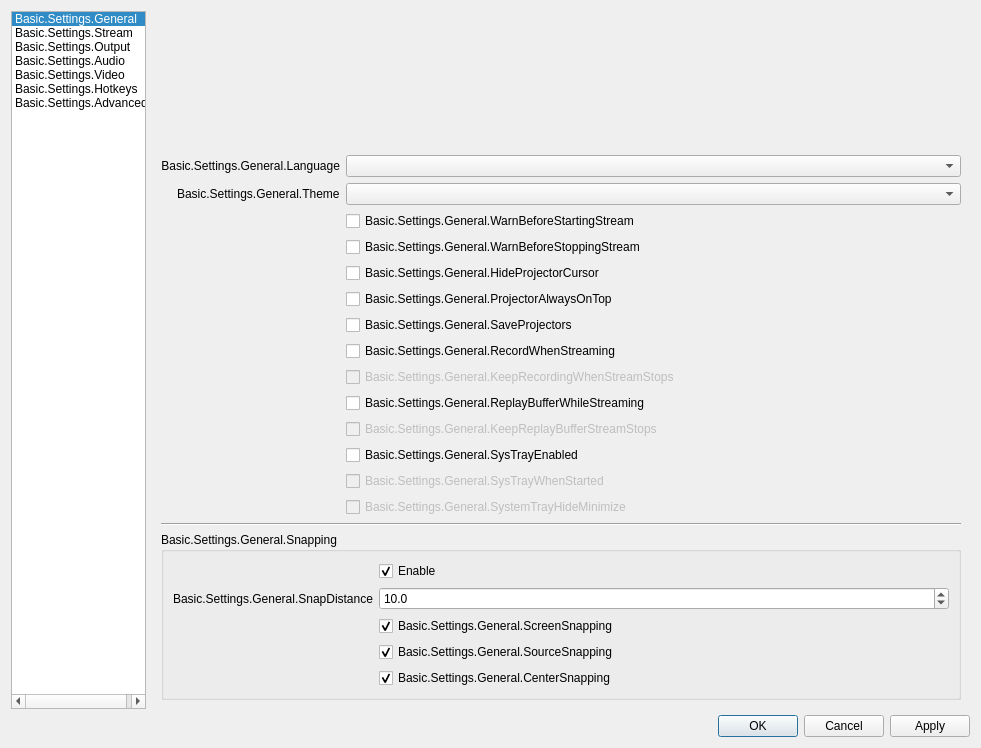
This is UI/forms/OBSBasicSettings.ui in GameKyuubi/obs-studio as Qt 5 draws it before an edit. The edited form follows.
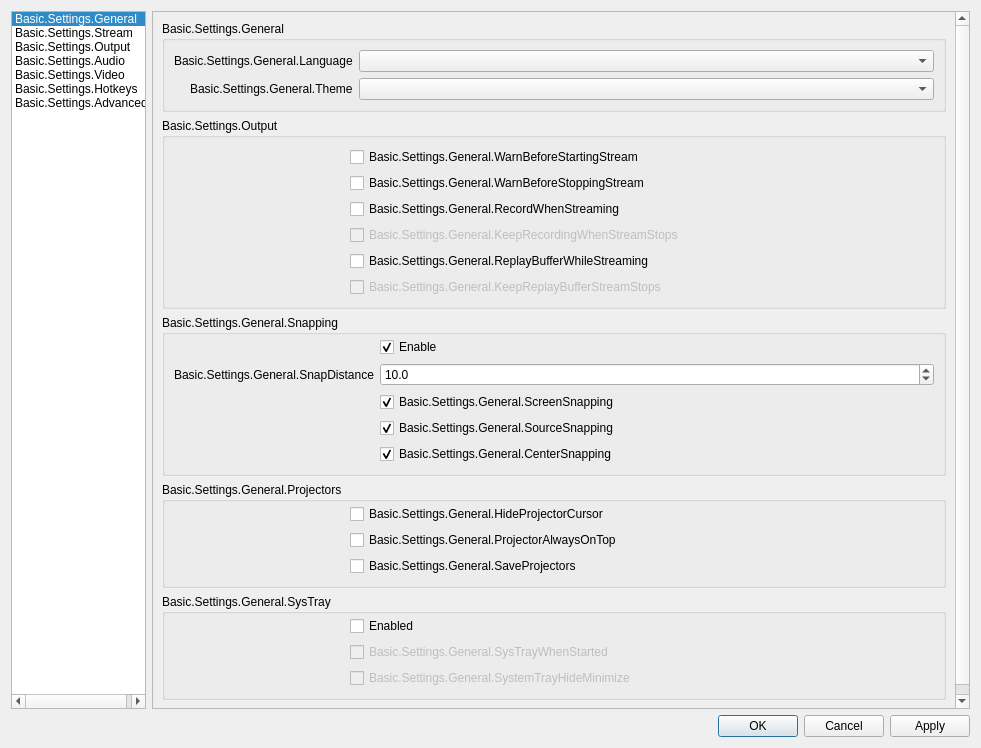
This is the edited form. Icons and pictures are not drawn.

Commit message:
UI: Clean up general pane of settings dialog
So many checkboxes were together almost senselessly.

```diff
--- a/UI/forms/OBSBasicSettings.ui
+++ b/UI/forms/OBSBasicSettings.ui
@@ -116,49 +116,72 @@
         <number>0</number>
        </property>
        <widget class="QWidget" name="generalPage">
-        <layout class="QFormLayout" name="formLayout_2">
-         <property name="fieldGrowthPolicy">
-          <enum>QFormLayout::AllNonFixedFieldsGrow</enum>
+        <layout class="QVBoxLayout" name="verticalLayout_18">
+         <property name="leftMargin">
+          <number>0</number>
          </property>
+         <property name="topMargin">
+          <number>0</number>
+         </property>
+         <property name="rightMargin">
+          <number>0</number>
+         </property>
+         <property name="bottomMargin">
+          <number>0</number>
+         </property>
+         <item>
+          <widget class="QScrollArea" name="scrollArea_2">
+           <property name="widgetResizable">
+            <bool>true</bool>
+           </property>
+           <widget class="QWidget" name="scrollAreaWidgetContents_2">
+            <property name="geometry">
+             <rect>
+              <x>0</x>
+              <y>0</y>
+              <width>818</width>
+              <height>697</height>
+             </rect>
+            </property>
+            <layout class="QVBoxLayout" name="verticalLayout_19">
+             <property name="leftMargin">
+              <number>0</number>
+             </property>
+             <property name="topMargin">
+              <number>0</number>
+             </property>
+             <property name="rightMargin">
+              <number>0</number>
+             </property>
+             <property name="bottomMargin">
+              <number>9</number>
+             </property>
+             <item alignment="Qt::AlignTop">
+              <widget class="QWidget" name="widget_2" native="true">
+               <layout class="QVBoxLayout" name="verticalLayout_20">
+                <item>
+                 <widget class="QGroupBox" name="groupBox_15">
+                  <property name="title">
+                   <string>Basic.Settings.General</string>
+                  </property>
+                  <layout class="QFormLayout" name="formLayout_32">
          <property name="labelAlignment">
           <set>Qt::AlignRight|Qt::AlignTrailing|Qt::AlignVCenter</set>
          </property>
          <item row="0" column="0">
-          <spacer name="verticalSpacer">
-           <property name="orientation">
-            <enum>Qt::Vertical</enum>
-           </property>
-           <property name="sizeHint" stdset="0">
-            <size>
-             <width>20</width>
-             <height>40</height>
-            </size>
-           </property>
-          </spacer>
-         </item>
-         <item row="1" column="0">
           <widget class="QLabel" name="label">
-           <property name="minimumSize">
-            <size>
-             <width>170</width>
-             <height>0</height>
-            </size>
-           </property>
            <property name="text">
             <string>Basic.Settings.General.Language</string>
            </property>
-           <property name="alignment">
-            <set>Qt::AlignRight|Qt::AlignTrailing|Qt::AlignVCenter</set>
-           </property>
            <property name="buddy">
             <cstring>language</cstring>
            </property>
           </widget>
          </item>
-         <item row="1" column="1">
+                   <item row="0" column="1">
           <widget class="QComboBox" name="language"/>
          </item>
-         <item row="2" column="0">
+                   <item row="1" column="0">
           <widget class="QLabel" name="label_42">
            <property name="text">
             <string>Basic.Settings.General.Theme</string>
@@ -168,65 +191,83 @@
            </property>
           </widget>
          </item>
-         <item row="2" column="1">
+                   <item row="1" column="1">
           <widget class="QComboBox" name="theme"/>
          </item>
-         <item row="3" column="1">
+                  </layout>
+                 </widget>
+                </item>
+                <item>
+                 <widget class="QGroupBox" name="groupBox_16">
+                  <property name="title">
+                   <string>Basic.Settings.Output</string>
+                  </property>
+                  <layout class="QFormLayout" name="formLayout_2">
+                   <item row="0" column="0">
+                    <spacer name="horizontalSpacer_5">
+                     <property name="orientation">
+                      <enum>Qt::Horizontal</enum>
+                     </property>
+                     <property name="sizeHint" stdset="0">
+                      <size>
+                       <width>170</width>
+                       <height>11</height>
+                      </size>
+                     </property>
+                    </spacer>
+                   </item>
+                   <item row="0" column="1">
           <widget class="QCheckBox" name="warnBeforeStreamStart">
            <property name="text">
             <string>Basic.Settings.General.WarnBeforeStartingStream</string>
            </property>
           </widget>
          </item>
-         <item row="4" column="1">
+                   <item row="1" column="1">
           <widget class="QCheckBox" name="warnBeforeStreamStop">
            <property name="text">
             <string>Basic.Settings.General.WarnBeforeStoppingStream</string>
            </property>
           </widget>
          </item>
-         <item row="8" column="1">
+                   <item row="2" column="1">
           <widget class="QCheckBox" name="recordWhenStreaming">
            <property name="text">
             <string>Basic.Settings.General.RecordWhenStreaming</string>
            </property>
           </widget>
          </item>
-         <item row="12" column="1">
-          <widget class="QCheckBox" name="systemTrayEnabled">
+                   <item row="3" column="1">
+                    <widget class="QCheckBox" name="keepRecordStreamStops">
+                     <property name="enabled">
+                      <bool>false</bool>
+                     </property>
            <property name="text">
-            <string>Basic.Settings.General.SysTrayEnabled</string>
+                      <string>Basic.Settings.General.KeepRecordingWhenStreamStops</string>
            </property>
           </widget>
          </item>
-         <item row="13" column="1">
-          <widget class="QCheckBox" name="systemTrayWhenStarted">
-           <property name="enabled">
-            <bool>false</bool>
-           </property>
+                   <item row="4" column="1">
+                    <widget class="QCheckBox" name="replayWhileStreaming">
            <property name="text">
-            <string>Basic.Settings.General.SysTrayWhenStarted</string>
+                      <string>Basic.Settings.General.ReplayBufferWhileStreaming</string>
            </property>
           </widget>
          </item>
-         <item row="14" column="1">
-          <widget class="QCheckBox" name="systemTrayAlways">
+                   <item row="5" column="1">
+                    <widget class="QCheckBox" name="keepReplayStreamStops">
            <property name="enabled">
             <bool>false</bool>
            </property>
            <property name="text">
-            <string>Basic.Settings.General.SystemTrayHideMinimize</string>
+                      <string>Basic.Settings.General.KeepReplayBufferStreamStops</string>
            </property>
           </widget>
          </item>
-         <item row="15" column="0" colspan="2">
-          <widget class="Line" name="line_4">
-           <property name="orientation">
-            <enum>Qt::Horizontal</enum>
-           </property>
-          </widget>
-         </item>
-         <item row="16" column="0" colspan="2">
+                  </layout>
+                 </widget>
+                </item>
+                <item>
           <widget class="QGroupBox" name="groupBox_10">
            <property name="enabled">
             <bool>true</bool>
@@ -247,6 +288,9 @@
             <property name="labelAlignment">
              <set>Qt::AlignRight|Qt::AlignTrailing|Qt::AlignVCenter</set>
             </property>
+                   <property name="topMargin">
+                    <number>2</number>
+                   </property>
             <item row="0" column="1">
              <widget class="QCheckBox" name="snappingEnabled">
               <property name="text">
@@ -302,69 +346,142 @@
             </item>
             <item row="1" column="0">
              <widget class="QLabel" name="label_9">
-              <property name="minimumSize">
-               <size>
-                <width>170</width>
-                <height>0</height>
-               </size>
-              </property>
               <property name="text">
                <string>Basic.Settings.General.SnapDistance</string>
               </property>
-              <property name="alignment">
-               <set>Qt::AlignRight|Qt::AlignTrailing|Qt::AlignVCenter</set>
+                     <property name="buddy">
+                      <cstring>snapDistance</cstring>
               </property>
              </widget>
             </item>
+                   <item row="3" column="0">
+                    <spacer name="horizontalSpacer_4">
+                     <property name="orientation">
+                      <enum>Qt::Horizontal</enum>
+                     </property>
+                     <property name="sizeType">
+                      <enum>QSizePolicy::Fixed</enum>
+                     </property>
+                     <property name="sizeHint" stdset="0">
+                      <size>
+                       <width>170</width>
+                       <height>5</height>
+                      </size>
+                     </property>
+                    </spacer>
+                   </item>
            </layout>
           </widget>
          </item>
-         <item row="5" column="1">
+                <item>
+                 <widget class="QGroupBox" name="groupBox_14">
+                  <property name="title">
+                   <string>Basic.Settings.General.Projectors</string>
+                  </property>
+                  <layout class="QFormLayout" name="formLayout_28">
+                   <property name="topMargin">
+                    <number>2</number>
+                   </property>
+                   <item row="0" column="1">
           <widget class="QCheckBox" name="hideProjectorCursor">
            <property name="text">
             <string>Basic.Settings.General.HideProjectorCursor</string>
            </property>
           </widget>
          </item>
-         <item row="9" column="1">
-          <widget class="QCheckBox" name="keepRecordStreamStops">
-           <property name="enabled">
-            <bool>false</bool>
-           </property>
-           <property name="text">
-            <string>Basic.Settings.General.KeepRecordingWhenStreamStops</string>
-           </property>
-          </widget>
-         </item>
-         <item row="6" column="1">
+                   <item row="1" column="1">
           <widget class="QCheckBox" name="projectorAlwaysOnTop">
            <property name="text">
             <string>Basic.Settings.General.ProjectorAlwaysOnTop</string>
            </property>
           </widget>
          </item>
-         <item row="7" column="1">
+                   <item row="2" column="1">
           <widget class="QCheckBox" name="saveProjectors">
            <property name="text">
             <string>Basic.Settings.General.SaveProjectors</string>
            </property>
           </widget>
          </item>
-         <item row="11" column="1">
-          <widget class="QCheckBox" name="keepReplayStreamStops">
+                   <item row="1" column="0">
+                    <spacer name="horizontalSpacer">
+                     <property name="orientation">
+                      <enum>Qt::Horizontal</enum>
+                     </property>
+                     <property name="sizeType">
+                      <enum>QSizePolicy::Fixed</enum>
+                     </property>
+                     <property name="sizeHint" stdset="0">
+                      <size>
+                       <width>170</width>
+                       <height>5</height>
+                      </size>
+                     </property>
+                    </spacer>
+                   </item>
+                  </layout>
+                 </widget>
+                </item>
+                <item>
+                 <widget class="QGroupBox" name="groupBox_13">
+                  <property name="title">
+                   <string>Basic.Settings.General.SysTray</string>
+                  </property>
+                  <layout class="QFormLayout" name="formLayout_29">
+                   <property name="topMargin">
+                    <number>2</number>
+                   </property>
+                   <item row="0" column="1">
+                    <widget class="QCheckBox" name="systemTrayEnabled">
+                     <property name="text">
+                      <string>Enabled</string>
+                     </property>
+                    </widget>
+                   </item>
+                   <item row="1" column="1">
+                    <widget class="QCheckBox" name="systemTrayWhenStarted">
            <property name="enabled">
             <bool>false</bool>
            </property>
            <property name="text">
-            <string>Basic.Settings.General.KeepReplayBufferStreamStops</string>
+                      <string>Basic.Settings.General.SysTrayWhenStarted</string>
            </property>
           </widget>
          </item>
-         <item row="10" column="1">
-          <widget class="QCheckBox" name="replayWhileStreaming">
+                   <item row="2" column="1">
+                    <widget class="QCheckBox" name="systemTrayAlways">
+                     <property name="enabled">
+                      <bool>false</bool>
+                     </property>
            <property name="text">
-            <string>Basic.Settings.General.ReplayBufferWhileStreaming</string>
-           </property>
+                      <string>Basic.Settings.General.SystemTrayHideMinimize</string>
+                     </property>
+                    </widget>
+                   </item>
+                   <item row="1" column="0">
+                    <spacer name="horizontalSpacer_2">
+                     <property name="orientation">
+                      <enum>Qt::Horizontal</enum>
+                     </property>
+                     <property name="sizeType">
+                      <enum>QSizePolicy::Fixed</enum>
+                     </property>
+                     <property name="sizeHint" stdset="0">
+                      <size>
+                       <width>170</width>
+                       <height>5</height>
+                      </size>
+                     </property>
+                    </spacer>
+                   </item>
+                  </layout>
+                 </widget>
+                </item>
+               </layout>
+              </widget>
+             </item>
+            </layout>
+           </widget>
           </widget>
          </item>
         </layout>
```
Left out of the diff: 207 changed lines with no effect on the pictures. Lines whose indentation alone changed are shown as unchanged. The commit also changes 1 other file.
